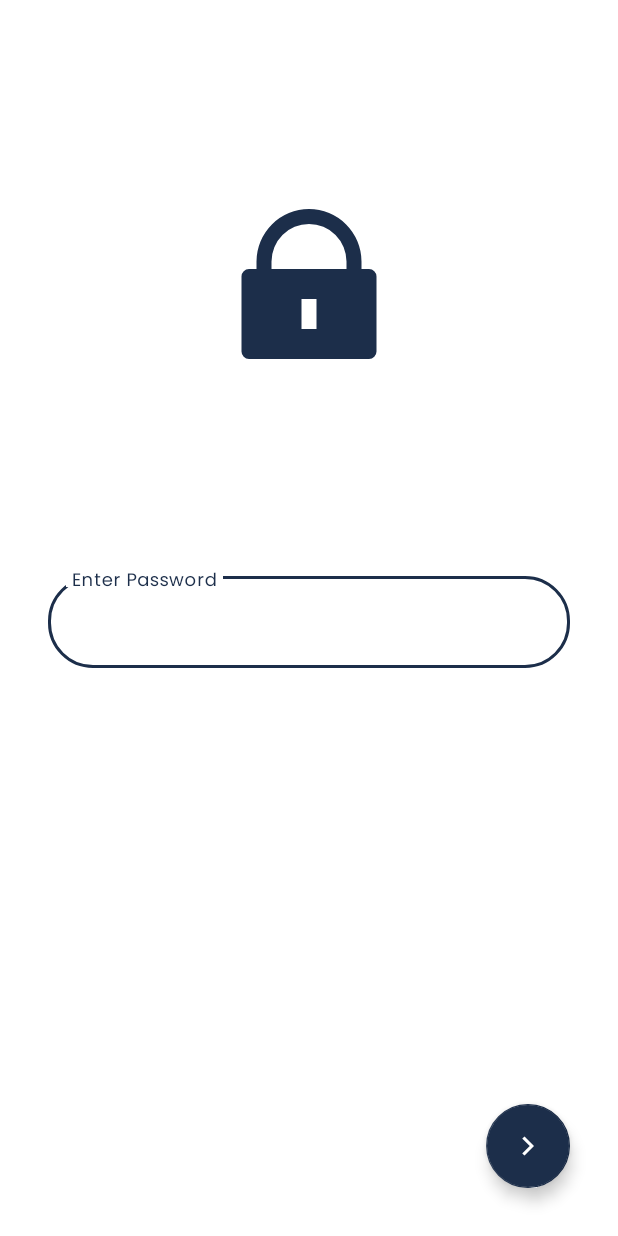
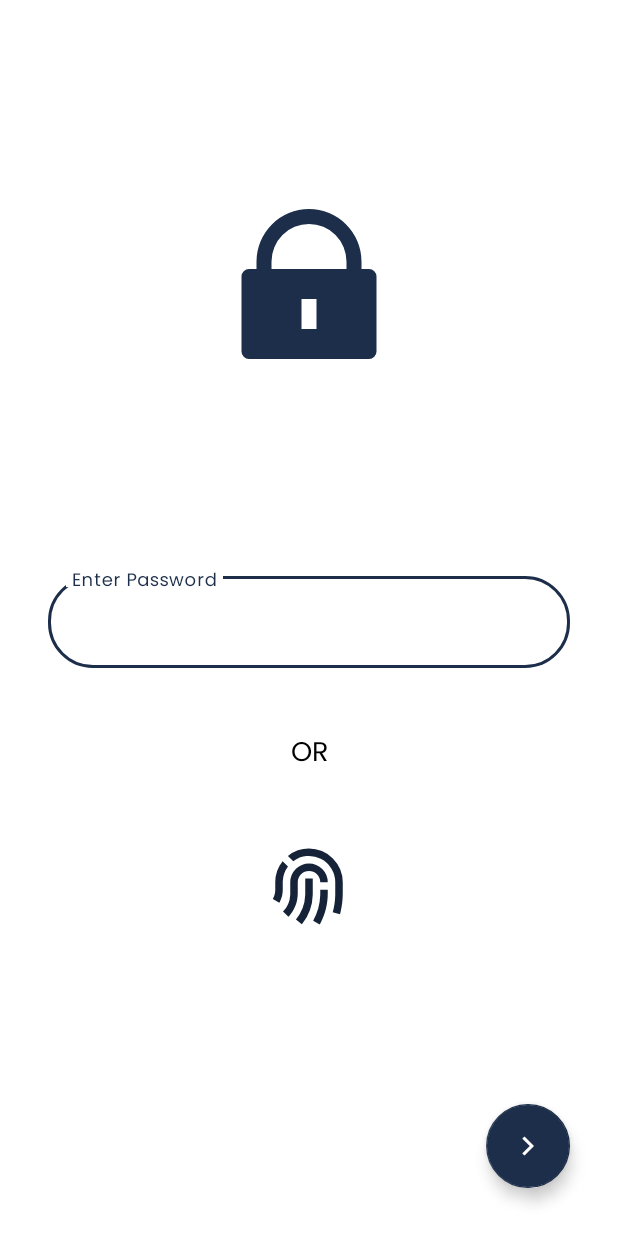
Before and after one commit to aarafrao22/Jeerax, an Android app: the AskActivity screen opened directly, with no data from a screen before it, on a phone screen of 412 x 824 dp. Run offline under Robolectric (Android 15) with nearby library versions, the phone set to English and light mode, and no system bars.

```diff
--- a/app/build.gradle
+++ b/app/build.gradle
@@ -49,4 +49,7 @@ dependencies {
     implementation "androidx.room:room-runtime:$room_version"
     annotationProcessor "androidx.room:room-compiler:$room_version"
     implementation 'org.signal:argon2:13.1@aar'
+
+    implementation 'androidx.biometric:biometric:1.1.0'
+
 }
--- /dev/null
+++ b/app/src/main/res/drawable/fingerprint_line.xml
@@ -0,0 +1,9 @@
+<vector xmlns:android="http://schemas.android.com/apk/res/android"
+    android:width="24dp"
+    android:height="24dp"
+    android:viewportWidth="24"
+    android:viewportHeight="24">
+  <path
+      android:fillColor="@color/purple_700"
+      android:pathData="M17,13v1c0,2.77 -0.664,5.445 -1.915,7.846l-0.227,0.42 -1.747,-0.974c1.16,-2.08 1.81,-4.41 1.882,-6.836L15,14v-1h2zM11,10h2v4l-0.005,0.379a12.941,12.941 0,0 1,-2.691 7.549l-0.231,0.29 -1.55,-1.264a10.944,10.944 0,0 0,2.471 -6.588L11,14v-4zM12,6a5,5 0,0 1,5 5h-2a3,3 0,0 0,-6 0v3c0,2.235 -0.82,4.344 -2.271,5.977l-0.212,0.23 -1.448,-1.38a6.969,6.969 0,0 0,1.925 -4.524L7,14v-3a5,5 0,0 1,5 -5zM12,2a9,9 0,0 1,9 9v3c0,1.698 -0.202,3.37 -0.597,4.99l-0.139,0.539 -1.93,-0.526c0.392,-1.437 0.613,-2.922 0.658,-4.435L19,14v-3A7,7 0,0 0,7.808 5.394L6.383,3.968A8.962,8.962 0,0 1,12 2zM4.968,5.383l1.426,1.425a6.966,6.966 0,0 0,-1.39 3.951L5,11 5.004,13c0,1.12 -0.264,2.203 -0.762,3.177l-0.156,0.29 -1.737,-0.992c0.38,-0.665 0.602,-1.407 0.646,-2.183L3.004,13v-2a8.94,8.94 0,0 1,1.964 -5.617z" />
+</vector>
--- a/app/src/main/res/layout/activity_ask.xml
+++ b/app/src/main/res/layout/activity_ask.xml
@@ -56,4 +56,27 @@
         app:layout_constraintEnd_toEndOf="parent"
         app:srcCompat="@drawable/arrow_down_s_line__1_" />
 
+    <ImageView
+        android:id="@+id/imgFingerprint"
+        android:layout_width="0dp"
+        android:layout_height="60dp"
+        android:layout_margin="64dp"
+        app:layout_constraintBottom_toTopOf="@+id/floatingActionButton"
+        app:layout_constraintDimensionRatio="1,1"
+        app:layout_constraintEnd_toEndOf="parent"
+        app:layout_constraintStart_toStartOf="parent"
+        app:layout_constraintTop_toBottomOf="@+id/edLoginLayout"
+        app:srcCompat="@drawable/fingerprint_line" />
+
+    <TextView
+        android:layout_width="wrap_content"
+        android:layout_height="wrap_content"
+        android:text="OR"
+        android:textColor="@color/black"
+        android:textSize="18dp"
+        app:layout_constraintBottom_toTopOf="@+id/imgFingerprint"
+        app:layout_constraintEnd_toEndOf="@+id/edLoginLayout"
+        app:layout_constraintStart_toStartOf="@+id/edLoginLayout"
+        app:layout_constraintTop_toBottomOf="@+id/edLoginLayout" />
+
 </androidx.constraintlayout.widget.ConstraintLayout>
```
Also changed, not shown: app/src/main/java/com/aarafrao/jeerax/AskActivity.java (+37 -4 lines).
